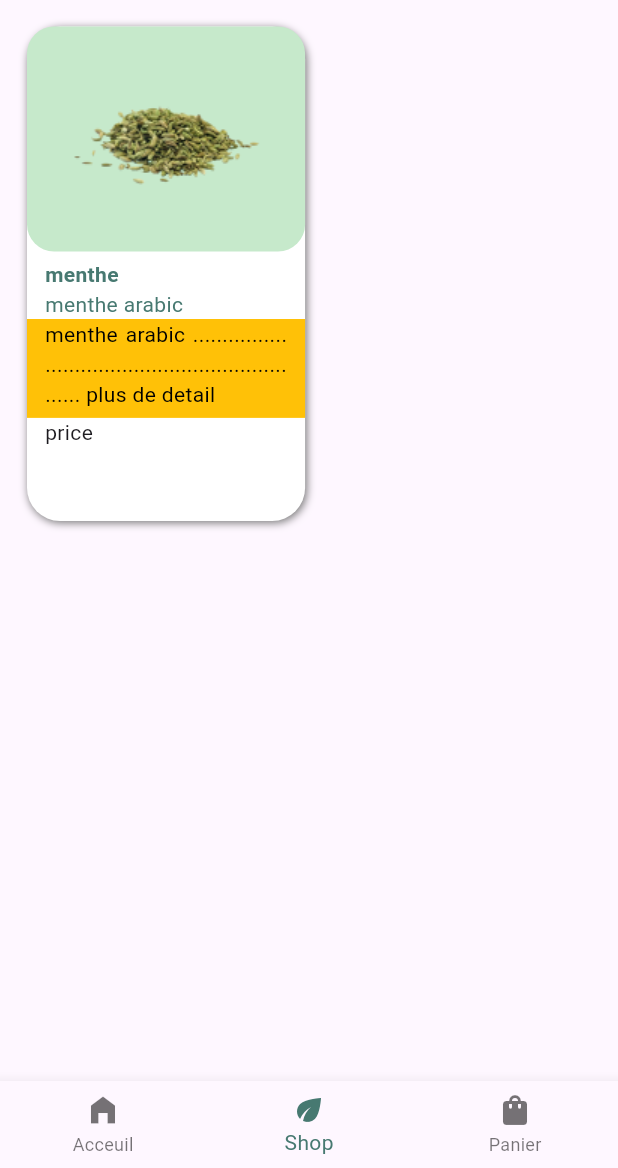
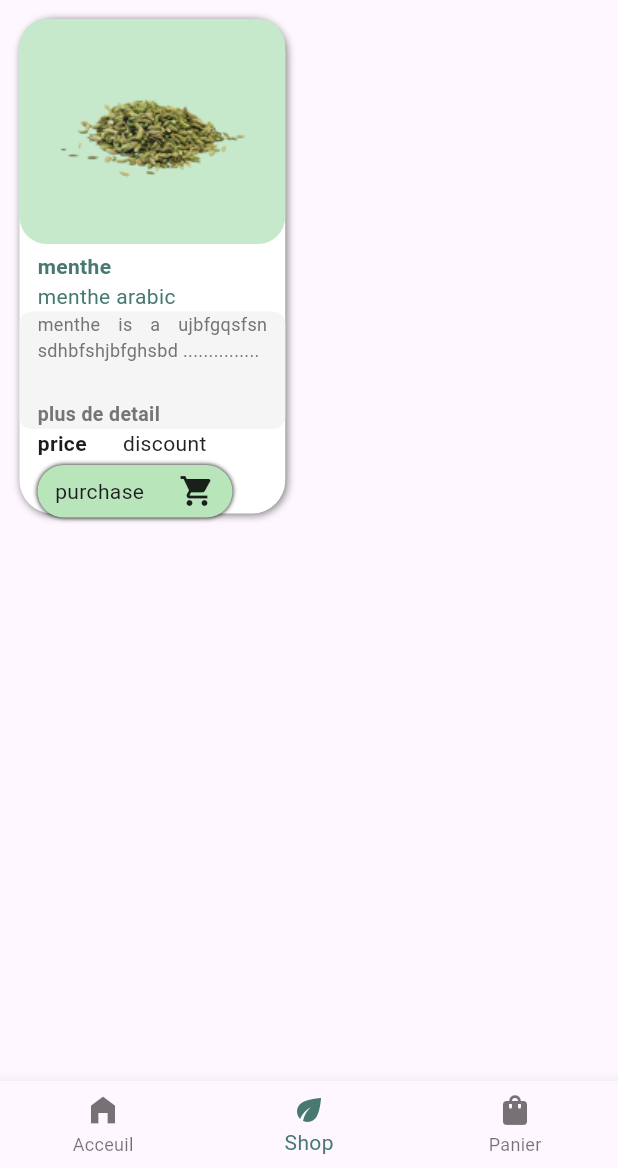
Before and after one commit to Rayane3103/nebtha-mobile, a Flutter app: the screen it shows after launch, item 2 of the bottom bar chosen, on a phone screen of 412 x 824 dp, the part 68-1236 px from its top. Run offline on Flutter 3.47's test engine with Material 3 defaults, Android fonts, the phone set to English and light mode, and no system bars; network calls fail.

Commit message:
added discription page and completed product card

```diff
--- a/lib/Components/product_card.dart
+++ b/lib/Components/product_card.dart
@@ -0,0 +1,158 @@
+import 'package:flutter/material.dart';
+import 'package:nebtha/Constants/design.dart';
+import 'package:nebtha/Screens/description_page.dart';
+
+class ProductCard extends StatefulWidget {
+  const ProductCard({super.key});
+
+  @override
+  State<ProductCard> createState() => _ProductCardState();
+}
+
+class _ProductCardState extends State<ProductCard> {
+  @override
+  Widget build(BuildContext context) {
+    return Padding(
+      padding: const EdgeInsets.all(13.0),
+      child: Container(
+        width: MediaQuery.of(context).size.width * 0.43,
+        height: MediaQuery.of(context).size.width * 0.8,
+        decoration: BoxDecoration(
+            color: Colors.white,
+            borderRadius: BorderRadius.circular(22),
+            boxShadow: const [
+              BoxShadow(
+                  blurRadius: 4,
+                  color: Color.fromARGB(255, 122, 122, 122),
+                  offset: Offset(1, 1)),
+            ]),
+        child: Column(
+          crossAxisAlignment: CrossAxisAlignment.start,
+          children: [
+            Container(
+              height: 150,
+              width: 190,
+              decoration: BoxDecoration(
+                borderRadius: BorderRadius.circular(18),
+                color: const Color.fromARGB(255, 198, 233, 203),
+              ),
+              child: Image.asset("assets/11.png"),
+            ),
+            const Padding(
+              padding: EdgeInsets.fromLTRB(12.0, 5, 0, 0),
+              child: Text(
+                'menthe',
+                style: TextStyle(
+                  color: primaryColor,
+                  fontWeight: FontWeight.bold,
+                ),
+              ),
+            ),
+            const Padding(
+              padding: EdgeInsets.fromLTRB(12.0, 0, 0, 0),
+              child: Text(
+                'menthe arabic',
+                style: TextStyle(
+                  color: primaryColor,
+                ),
+              ),
+            ),
+            InkWell(
+              onTap: () {
+                Navigator.push(
+                  context,
+                  MaterialPageRoute(builder: (context) {
+                    return DescriptionPage();
+                  }),
+                );
+              },
+              child: Container(
+                decoration: BoxDecoration(
+                    color: Colors.grey[100],
+                    borderRadius: BorderRadius.circular(8.0)),
+                height: MediaQuery.of(context).size.height * 0.095,
+                width: 190,
+                child: Padding(
+                  padding: const EdgeInsets.fromLTRB(12.0, 0, 12, 0),
+                  child: Column(
+                    crossAxisAlignment: CrossAxisAlignment.start,
+                    mainAxisAlignment: MainAxisAlignment.spaceBetween,
+                    children: [
+                      Text(
+                        'menthe is a ujbfgqsfsn sdhbfshjbfghsbd ............... ',
+                        textAlign: TextAlign.justify,
+                        style: TextStyle(
+                          fontSize: 12,
+                          color: Colors.grey[600],
+                        ),
+                      ),
+                      Text(
+                        'plus de detail',
+                        textAlign: TextAlign.justify,
+                        style: TextStyle(
+                          color: Colors.grey[600],
+                          fontSize: 13,
+                          fontWeight: FontWeight.bold,
+                        ),
+                      ),
+                    ],
+                  ),
+                ),
+              ),
+            ),
+            Row(
+              children: [
+                const Padding(
+                  padding: EdgeInsets.fromLTRB(12.0, 0, 12, 0),
+                  child: Text(
+                    'price',
+                    style: TextStyle(fontWeight: FontWeight.bold),
+                  ),
+                  //test
+                ),
+                Padding(
+                  padding: const EdgeInsets.fromLTRB(12.0, 0, 12, 0),
+                  child: Text(
+                    'discount',
+                    style: TextStyle(color: Colors.grey[900]),
+                  ),
+                  //test
+                ),
+              ],
+            ),
+            SizedBox(
+              height: MediaQuery.of(context).size.height * 0.005,
+            ),
+            InkWell(
+              onTap: () {
+                print('purchase button');
+              },
+              child: Padding(
+                padding: const EdgeInsets.fromLTRB(12.0, 0, 12, 0),
+                child: Container(
+                  width: 130,
+                  height: 35,
+                  decoration: BoxDecoration(
+                      boxShadow: const [
+                        BoxShadow(
+                          blurRadius: 2,
+                        )
+                      ],
+                      borderRadius: BorderRadius.circular(30),
+                      color: const Color.fromARGB(255, 185, 229, 187)),
+                  child: const Row(
+                    mainAxisAlignment: MainAxisAlignment.spaceAround,
+                    children: [
+                      Text('purchase'),
+                      Icon(Icons.shopping_cart),
+                    ],
+                  ),
+                ),
+              ),
+            ),
+          ],
+        ),
+      ),
+    );
+  }
+}
--- a/lib/Screens/plantsPage.dart
+++ b/lib/Screens/plantsPage.dart
@@ -1,84 +1,11 @@
 import 'package:flutter/material.dart';
-import 'package:nebtha/Constants/design.dart';
+import 'package:nebtha/Components/product_card.dart';
+import 'package:nebtha/Screens/description_page.dart';
 
 class PlantsPage extends StatelessWidget {
   const PlantsPage({super.key});
-
   @override
   Widget build(BuildContext context) {
-    return Padding(
-      padding: const EdgeInsets.all(18.0),
-      child: Container(
-        width: MediaQuery.of(context).size.width * 0.45,
-        height: MediaQuery.of(context).size.width * 0.8,
-        decoration: BoxDecoration(
-            color: Colors.white,
-            borderRadius: BorderRadius.circular(22),
-            boxShadow: const [
-              BoxShadow(
-                  blurRadius: 4,
-                  color: Color.fromARGB(255, 122, 122, 122),
-                  offset: Offset(1, 1)),
-            ]),
-        child: Column(
-          crossAxisAlignment: CrossAxisAlignment.start,
-          children: [
-            Container(
-              height: 150,
-              width: 190,
-              decoration: BoxDecoration(
-                borderRadius: BorderRadius.circular(18),
-                color: const Color.fromARGB(255, 198, 233, 203),
-              ),
-              child: Image.asset("assets/11.png"),
-            ),
-            const Padding(
-              padding: EdgeInsets.fromLTRB(12.0, 5, 0, 0),
-              child: Text(
-                'menthe',
-                style: TextStyle(
-                  color: primaryColor,
-                  fontWeight: FontWeight.bold,
-                ),
-              ),
-            ),
-            const Padding(
-              padding: EdgeInsets.fromLTRB(12.0, 0, 0, 0),
-              child: Text(
-                'menthe arabic',
-                style: TextStyle(
-                  color: primaryColor,
-                ),
-              ),
-            ),
-            InkWell(
-              onTap: () {
-                print('akjhbfds');
-              },
-              child: Container(
-                color: Colors.amber,
-                height: MediaQuery.of(context).size.height * 0.08,
-                width: 190,
-                child: const Padding(
-                  padding: EdgeInsets.fromLTRB(12.0, 0, 12, 0),
-                  child: Text(
-                    'menthe arabic ............................................................... plus de detail',
-                    textAlign: TextAlign.justify,
-                    style: TextStyle(
-                      color: Colors.black,
-                    ),
-                  ),
-                ),
-              ),
-            ),
-            Padding(
-              padding: EdgeInsets.fromLTRB(12.0, 0, 12, 0),
-              child: Text('price'),
-              //test
-            ),
-          ],
-        ),
-      ),
-    );
+    return ProductCard();
   }
 }
```
Also changed, not shown: lib/Screens/description_page.dart (added, +55 -0 lines).
